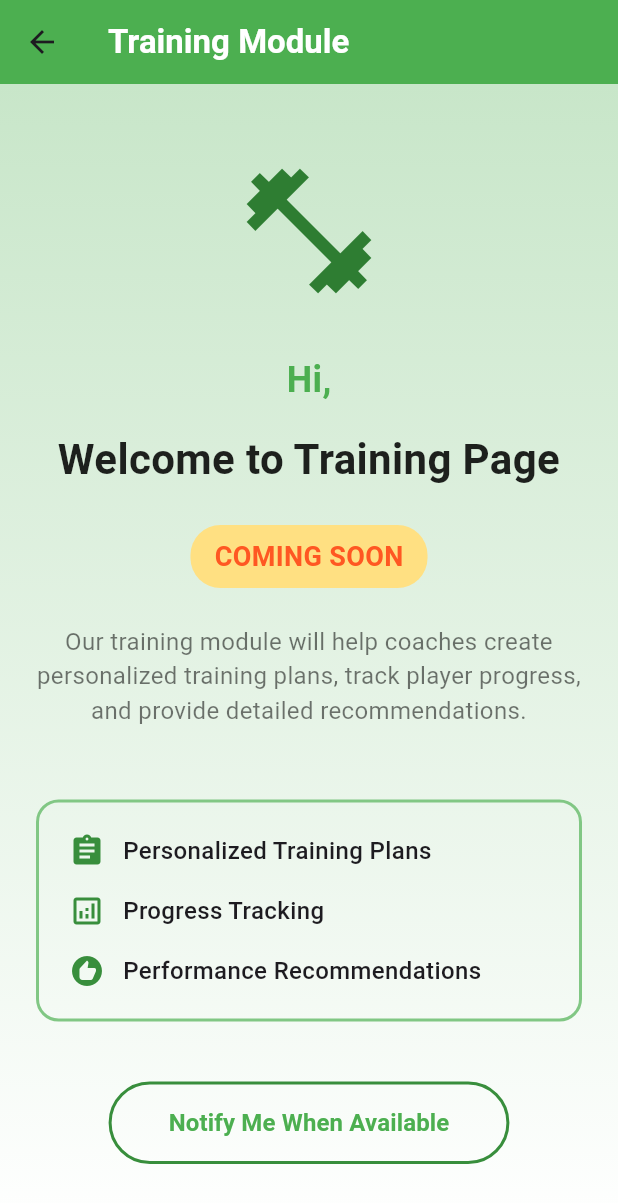
After one commit to jeaster33/fyp_4, a Flutter app: the TrainingWelcomePage screen opened directly, on a phone screen of 412 x 824 dp. The commit adds this screen. Shown: the top 1203 px of the screen. Run offline on Flutter 3.47's test engine with Material 3 defaults, Android fonts, the light colour scheme and no system bars; our stand-ins replace cloud_firestore, firebase_auth, firebase_core; accounts and stored records are empty.

Commit message:
old teacher page

```diff
--- a/lib/admin_screen.dart
+++ b/lib/admin_screen.dart
@@ -1,7 +1,7 @@
 import 'package:cloud_firestore/cloud_firestore.dart';
 import 'package:firebase_auth/firebase_auth.dart';
 import 'package:flutter/material.dart';
-import 'splash_screen.dart';
+import 'authentication page/splash_screen.dart';
 
 class AdminScreen extends StatefulWidget {
   const AdminScreen({super.key});
--- a/lib/authentication_state.dart
+++ b/lib/authentication page/authentication_state.dart
@@ -2,9 +2,9 @@ import 'package:flutter/material.dart';
 import 'package:firebase_auth/firebase_auth.dart';
 import 'login_screen.dart';
 import 'home_screen.dart';
-import 'admin_screen.dart';
-import 'student_home_screen.dart';
-import 'teacher_home_screen.dart';
+import '../admin_screen.dart';
+import '../student page/student_home_screen.dart';
+import '../teacher page/teacher_home_screen.dart';
 import 'package:cloud_firestore/cloud_firestore.dart';
 
 class AuthWrapper extends StatelessWidget {
--- a/lib/login_screen.dart
+++ b/lib/authentication page/login_screen.dart
@@ -1,9 +1,9 @@
 import 'package:cloud_firestore/cloud_firestore.dart';
 import 'package:firebase_auth/firebase_auth.dart';
 import 'package:flutter/material.dart';
-import 'student_home_screen.dart';
-import 'teacher_home_screen.dart';
-import 'admin_screen.dart';
+import '../student page/student_home_screen.dart';
+import '../teacher page/teacher_home_screen.dart';
+import '../admin_screen.dart';
 
 class LoginScreen extends StatefulWidget {
   const LoginScreen({super.key});
--- a/lib/main.dart
+++ b/lib/main.dart
@@ -1,7 +1,6 @@
 import 'package:firebase_core/firebase_core.dart';
 import 'package:flutter/material.dart';
-import 'package:fyp_4/admin_screen.dart';
-import 'package:fyp_4/splash_screen.dart';
+import 'package:fyp_4/authentication%20page/splash_screen.dart';
 
 void main() async{
   WidgetsFlutterBinding.ensureInitialized();
@@ -20,6 +19,7 @@ class MyApp extends StatelessWidget {
         colorScheme: ColorScheme.fromSeed(seedColor: Colors.deepPurple),
         useMaterial3: true,
       ),
+      debugShowCheckedModeBanner: false,
       home: const SplashScreen(), // Show splash screen initially
     );
   }
--- a/lib/teacher_home_screen.dart
+++ b/lib/teacher page/teacher_home_screen.dart
@@ -1,6 +1,6 @@
 import 'package:firebase_auth/firebase_auth.dart';
 import 'package:flutter/material.dart';
-import 'splash_screen.dart';
+import '../authentication page/splash_screen.dart';
 
 class TeacherHomeScreen extends StatelessWidget {
   const TeacherHomeScreen({super.key});
--- /dev/null
+++ b/lib/teacher page/training_coach_page.dart
@@ -0,0 +1,186 @@
+import 'package:flutter/material.dart';
+
+class TrainingWelcomePage extends StatelessWidget {
+  final String userName;
+
+  const TrainingWelcomePage({
+    Key? key,
+    this.userName = '',
+  }) : super(key: key);
+
+  @override
+  Widget build(BuildContext context) {
+    return Scaffold(
+      appBar: AppBar(
+        title: const Text(
+          'Training Module',
+          style: TextStyle(
+            color: Colors.white,
+            fontWeight: FontWeight.bold,
+          ),
+        ),
+        backgroundColor: Colors.green,
+      ),
+      body: Container(
+        decoration: BoxDecoration(
+          gradient: LinearGradient(
+            begin: Alignment.topCenter,
+            end: Alignment.bottomCenter,
+            colors: [
+              Colors.green.shade100,
+              Colors.white,
+            ],
+          ),
+        ),
+        child: Center(
+          child: Padding(
+            padding: const EdgeInsets.all(24.0),
+            child: Column(
+              mainAxisAlignment: MainAxisAlignment.center,
+              children: [
+                // Training icon
+                Icon(
+                  Icons.fitness_center,
+                  size: 100,
+                  color: Colors.green.shade800,
+                ),
+
+                const SizedBox(height: 32),
+
+                // Welcome text
+                Text(
+                  userName.isNotEmpty
+                      ? 'Hi $userName,'
+                      : 'Hi,',
+                  style: const TextStyle(
+                    fontSize: 24,
+                    fontWeight: FontWeight.bold,
+                    color: Colors.green,
+                  ),
+                ),
+
+                const SizedBox(height: 16),
+
+                // Main welcome message
+                const Text(
+                  'Welcome to Training Page',
+                  style: TextStyle(
+                    fontSize: 28,
+                    fontWeight: FontWeight.bold,
+                    color: Colors.black87,
+                  ),
+                  textAlign: TextAlign.center,
+                ),
+
+                const SizedBox(height: 24),
+
+                // Coming soon text
+                Container(
+                  padding: const EdgeInsets.symmetric(horizontal: 16, vertical: 8),
+                  decoration: BoxDecoration(
+                    color: Colors.amber.shade200,
+                    borderRadius: BorderRadius.circular(20),
+                  ),
+                  child: const Text(
+                    'COMING SOON',
+                    style: TextStyle(
+                      fontSize: 18,
+                      fontWeight: FontWeight.bold,
+                      color: Colors.deepOrange,
+                    ),
+                  ),
+                ),
+
+                const SizedBox(height: 24),
+
+                // Description
+                const Text(
+                  'Our training module will help coaches create personalized training plans, track player progress, and provide detailed recommendations.',
+                  style: TextStyle(
+                    fontSize: 16,
+                    color: Colors.black54,
+                  ),
+                  textAlign: TextAlign.center,
+                ),
+
+                const SizedBox(height: 48),
+
+                // Features coming soon
+                Container(
+                  padding: const EdgeInsets.all(20),
+                  decoration: BoxDecoration(
+                    border: Border.all(color: Colors.green.shade300, width: 2),
+                    borderRadius: BorderRadius.circular(15),
+                  ),
+                  child: Column(
+                    children: [
+                      _buildFeatureRow(Icons.assignment, 'Personalized Training Plans'),
+                      const SizedBox(height: 16),
+                      _buildFeatureRow(Icons.analytics_outlined, 'Progress Tracking'),
+                      const SizedBox(height: 16),
+                      _buildFeatureRow(Icons.recommend, 'Performance Recommendations'),
+                    ],
+                  ),
+                ),
+
+                const SizedBox(height: 40),
+
+                // Notify button
+                OutlinedButton(
+                  onPressed: () {
+                    ScaffoldMessenger.of(context).showSnackBar(
+                      const SnackBar(
+                        content: Text('You\'ll be notified when the Training feature is available!'),
+                        backgroundColor: Colors.green,
+                      ),
+                    );
+                  },
+                  style: OutlinedButton.styleFrom(
+                    side: BorderSide(color: Colors.green.shade700, width: 2),
+                    padding: const EdgeInsets.symmetric(
+                      horizontal: 40,
+                      vertical: 16,
+                    ),
+                    shape: RoundedRectangleBorder(
+                      borderRadius: BorderRadius.circular(30),
+                    ),
+                  ),
+                  child: const Text(
+                    'Notify Me When Available',
+                    style: TextStyle(
+                      fontSize: 16,
+                      fontWeight: FontWeight.bold,
+                      color: Colors.green,
+                    ),
+                  ),
+                ),
+              ],
+            ),
+          ),
+        ),
+      ),
+    );
+  }
+
+  Widget _buildFeatureRow(IconData icon, String text) {
+    return Row(
+      children: [
+        Icon(
+          icon,
+          color: Colors.green.shade700,
+          size: 24,
+        ),
+        const SizedBox(width: 12),
+        Expanded(
+          child: Text(
+            text,
+            style: const TextStyle(
+              fontSize: 16,
+              fontWeight: FontWeight.w500,
+            ),
+          ),
+        ),
+      ],
+    );
+  }
+}
```
Also changed, not shown: lib/student page/student_home_screen.dart (renamed from lib/student_home_screen.dart, +4 -4 lines), lib/teacher page/calender_coach_page.dart (added, +290 -0 lines), lib/teacher page/gameboard_page.dart (added, +127 -0 lines), lib/authentication page/home_screen.dart (renamed from lib/home_screen.dart), lib/authentication page/splash_screen.dart (renamed from lib/splash_screen.dart).
